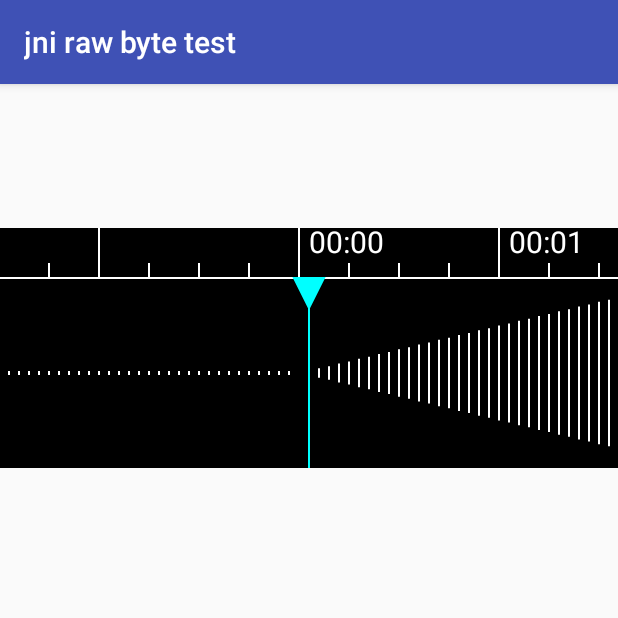
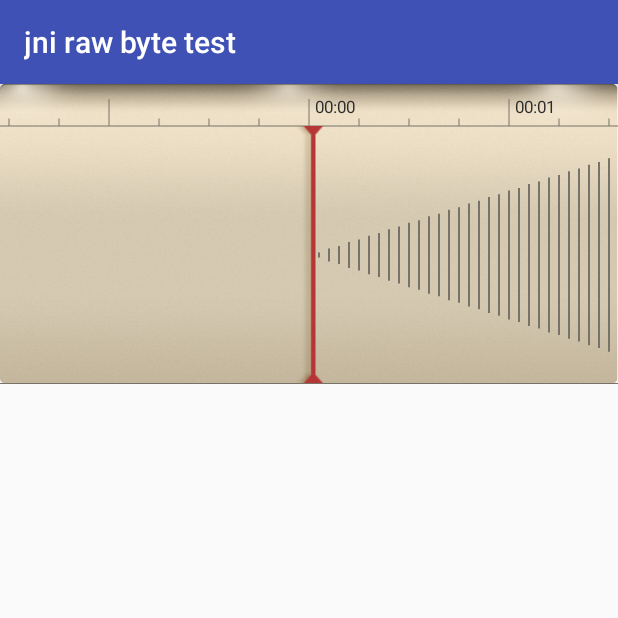
Before and after one commit to 75115200/zasv, an Android app: the screen it shows after launch (MainActivity), on a phone screen of 412 x 824 dp, the top half of it. Run offline under Robolectric (Android 15) with nearby library versions, the phone set to English and light mode, and no system bars.

Commit message:
fix bug about a half pixel

```diff
--- a/jnirawbytetest/app/src/main/java/com/tencent/radio/ugc/record/widget/AudioTimeRulerView.java
+++ b/jnirawbytetest/app/src/main/java/com/tencent/radio/ugc/record/widget/AudioTimeRulerView.java
@@ -5,22 +5,20 @@ import android.graphics.Canvas;
 import android.graphics.Color;
 import android.graphics.Paint;
 import android.graphics.Path;
+import android.graphics.drawable.Drawable;
 import android.support.annotation.ColorInt;
 import android.support.annotation.NonNull;
 import android.support.annotation.Nullable;
 import android.util.AttributeSet;
+import android.util.Log;
 import android.view.GestureDetector;
 import android.view.MotionEvent;
 import android.view.View;
-import android.view.animation.LinearInterpolator;
 import android.widget.OverScroller;
-import android.widget.Scroller;
 
-import java.util.Formatter;
 import java.util.Iterator;
 import java.util.LinkedList;
 import java.util.ListIterator;
-import java.util.Locale;
 
 /**
  * <pre>
@@ -36,7 +34,6 @@ public class AudioTimeRulerView extends View implements GestureDetector.OnGestur
     private final Paint mPathPaint = new Paint(Paint.ANTI_ALIAS_FLAG);
     private final Paint mTextPaint = new Paint(Paint.ANTI_ALIAS_FLAG);
     private final Path mRulerPath = new Path();
-    private final Path mPointerPath = new Path();
 
     private static final long PATH_TIME_DURATION_MILLIS = 1000;
 
@@ -56,13 +53,11 @@ public class AudioTimeRulerView extends View implements GestureDetector.OnGestur
     private float mWaveStrokeWidth;
 
     private float mRulerStrokeWidth;
-    private float mPointerStrokeWidth;
-    private float mPointerTriangleWidth;
+    private Drawable mPointerDrawable;
+    private float mPointerDrawableWidth = -1;
 
     @ColorInt
     private int mRulerColor = Color.WHITE;
-    @ColorInt
-    private int mPointerColor = Color.WHITE;
     @ColorInt
     private int mWaveColor = Color.WHITE;
 
@@ -73,7 +68,6 @@ public class AudioTimeRulerView extends View implements GestureDetector.OnGestur
     // Motion
     private final GestureDetector mGestureDetector;
     private final OverScroller mGestureScroller;
-    private final Scroller mAutoScroller;
 
     private float mWaveScrollX;
     private int mScrollXInitialOffset;
@@ -99,7 +93,6 @@ public class AudioTimeRulerView extends View implements GestureDetector.OnGestur
 
         mGestureDetector = new GestureDetector(context, this);
         mGestureScroller = new OverScroller(context);
-        mAutoScroller = new Scroller(context, new LinearInterpolator());
 
         initFakeData();
     }
@@ -186,36 +179,29 @@ public class AudioTimeRulerView extends View implements GestureDetector.OnGestur
         mRulerStrokeWidth = rulerStrokeWidth;
     }
 
-    public float getPointerStrokeWidth() {
-        return mPointerStrokeWidth;
-    }
-
-    public void setPointerStrokeWidth(float pointerStrokeWidth) {
-        mPointerStrokeWidth = pointerStrokeWidth;
-    }
-
-    public float getPointerTriangleWidth() {
-        return mPointerTriangleWidth;
-    }
-
-    public void setPointerTriangleWidth(float pointerTriangleWidth) {
-        mPointerTriangleWidth = pointerTriangleWidth;
-    }
-
     public int getRulerColor() {
         return mRulerColor;
     }
 
-    public void setRulerColor(int rulerColor) {
+    public void setRulerColor(@ColorInt int rulerColor) {
         mRulerColor = rulerColor;
     }
 
-    public int getPointerColor() {
-        return mPointerColor;
+    public void setTextColor(@ColorInt int textColor) {
+        mTextPaint.setColor(textColor);
     }
 
-    public void setPointerColor(int pointerColor) {
-        mPointerColor = pointerColor;
+    @ColorInt
+    public int getTextColor() {
+        return mTextPaint.getColor();
+    }
+
+    public void setTextSize(float textSize) {
+        mTextPaint.setTextSize(textSize);
+    }
+
+    public float getTextSize() {
+        return mTextPaint.getTextSize();
     }
 
     public int getWaveColor() {
@@ -232,6 +218,22 @@ public class AudioTimeRulerView extends View implements GestureDetector.OnGestur
 
     public void setPointerPositionX(float pointerPositionX) {
         mPointerPositionX = pointerPositionX;
+    }
+
+    public Drawable getPointerDrawable() {
+        return mPointerDrawable;
+    }
+
+    public void setPointerDrawable(Drawable pointerDrawable) {
+        mPointerDrawable = pointerDrawable;
+    }
+
+    public float getPointerDrawableWidth() {
+        return mPointerDrawableWidth;
+    }
+
+    public void setPointerDrawableWidth(float pointerDrawableWidth) {
+        mPointerDrawableWidth = pointerDrawableWidth;
     }
 
     public boolean isTouchable() {
@@ -258,12 +260,9 @@ public class AudioTimeRulerView extends View implements GestureDetector.OnGestur
         mWaveScalePrecision = 20;
         mWaveStrokeWidth = 2;
 
-        mPointerColor = Color.CYAN;
         mRulerColor = Color.WHITE;
         mRulerTextPadding = 10;
         mRulerStrokeWidth = 2;
-        mPointerStrokeWidth = 2;
-        mPointerTriangleWidth = 30;
 
         mPointerPositionX = 230;
 
@@ -291,13 +290,17 @@ public class AudioTimeRulerView extends View implements GestureDetector.OnGestur
         mPathPaint.setColor(mRulerColor);
         mPathPaint.setStrokeWidth(mRulerStrokeWidth);
 
+        // debug
+        //canvas.drawText("t=" + startTime + " x=" + mWaveScrollX + " off=" + offset, 10, 100, mTextPaint);
+
         // draw ruler line
         canvas.save();
         canvas.translate(-offset, 0);
         canvas.drawPath(mRulerPath, mPathPaint);
         canvas.restore();
 
-        // draw ruler time test
+        if (mRulerAdapter != null) {
+            // draw ruler time text
             float textX = -offset + mRulerTextPadding;
             final float textY = mRulerHeight - mRulerSecondaryHeight - mRulerTextPadding;
 
@@ -311,16 +314,19 @@ public class AudioTimeRulerView extends View implements GestureDetector.OnGestur
                 startTime++;
             }
         }
+    }
 
     private void drawPointer(Canvas canvas) {
         mPathPaint.setStyle(Paint.Style.FILL_AND_STROKE);
-        mPathPaint.setStrokeWidth(mPointerStrokeWidth);
-        mPathPaint.setColor(mPointerColor);
 
+        if (mPointerDrawable != null) {
+            int dw = mPointerDrawableWidth < 0 ? mPointerDrawable.getIntrinsicWidth() : (int) mPointerDrawableWidth;
+            mPointerDrawable.setBounds(0, 0, mPointerDrawable.getIntrinsicWidth(), (int) (getHeight() - mRulerHeight));
             canvas.save();
-        canvas.translate(mPointerPositionX, mRulerHeight);
-        canvas.drawPath(mPointerPath, mPathPaint);
+            canvas.translate(mPointerPositionX - dw / 2, mRulerHeight);
+            mPointerDrawable.draw(canvas);
             canvas.restore();
+        }
     }
 
     @Nullable
@@ -335,16 +341,15 @@ public class AudioTimeRulerView extends View implements GestureDetector.OnGestur
      * @return second
      */
     private int getCurrentStartTime() {
-        int time = (int) (mWaveScrollX / mRulerSecondWidth);
-        if (mWaveScrollX < 0) {
-            // normalize negative
-            time--;
-        }
+        int time = (int) Math.floor(mWaveScrollX / mRulerSecondWidth);
+
+        Log.i(TAG, "currentStartTime=" + time);
+
         return time;
     }
 
     private float getCurrentScrollOffset() {
-        int offset = (int) (mWaveScrollX % mRulerSecondWidth);
+        float offset = mWaveScrollX % mRulerSecondWidth;
         if (offset >= 0) {
             return offset;
         } else {
@@ -369,16 +374,12 @@ public class AudioTimeRulerView extends View implements GestureDetector.OnGestur
     @Override
     protected void onSizeChanged(int w, int h, int oldw, int oldh) {
         super.onSizeChanged(w, h, oldw, oldh);
-        constructRulerPath(w, h, oldw, oldh);
-        constructPointerPath(w, h, oldw, oldh);
 
         if (mLayoutStrategy != null) {
             mLayoutStrategy.onViewSizeChanged(this, w, h);
         }
 
-        mPointerPositionX = w / 2;
-
-        mScrollXInitialOffset = -w / 2;
+        constructRulerPath(w, h, oldw, oldh);
         adjustPosition(true, false);
     }
 
@@ -396,7 +397,7 @@ public class AudioTimeRulerView extends View implements GestureDetector.OnGestur
         for (int i = 0; i < linesToDraw; i++) {
             float rulerHeight;
             if ((i % mRulerPrecision) == 0) {
-                //lone ruler
+                //long ruler
                 rulerHeight = mRulerHeight;
             } else {
                 //short ruler
@@ -406,26 +407,6 @@ public class AudioTimeRulerView extends View implements GestureDetector.OnGestur
             mRulerPath.rLineTo(0, -rulerHeight);
             mRulerPath.rMoveTo(precision, rulerHeight);
         }
-    }
-
-    private void constructPointerPath(int width, int height, int oldWidth, int oldHeight) {
-        if (height == oldHeight) return;
-
-        height -= mRulerHeight;
-
-        @SuppressWarnings("SuspiciousNameCombination")
-        final float triangleHeight = mPointerTriangleWidth;
-
-        mPointerPath.rewind();
-        //draw triangle first
-        mPointerPath.moveTo(0, triangleHeight);
-        mPointerPath.rLineTo(-mPointerTriangleWidth / 2, -triangleHeight);
-        mPointerPath.rLineTo(mPointerTriangleWidth, 0);
-        mPointerPath.close();
-
-        //draw vertical line
-        mPointerPath.moveTo(0, triangleHeight);
-        mPointerPath.rLineTo(0, height - triangleHeight);
     }
 
     private void updateWavePath() {
@@ -870,4 +851,8 @@ public class AudioTimeRulerView extends View implements GestureDetector.OnGestur
 
     }
 
+    @Override
+    protected boolean verifyDrawable(Drawable who) {
+        return super.verifyDrawable(who) || who == mPointerDrawable;
     }
+}
--- a/jnirawbytetest/app/src/main/java/com/young/jnirawbytetest/MainActivity.java
+++ b/jnirawbytetest/app/src/main/java/com/young/jnirawbytetest/MainActivity.java
@@ -2,8 +2,8 @@ package com.young.jnirawbytetest;
 
 import android.os.Bundle;
 import android.os.Handler;
+import android.support.annotation.NonNull;
 import android.support.v7.app.AppCompatActivity;
-import android.text.format.DateFormat;
 import android.util.Log;
 import android.view.View;
 import android.widget.ArrayAdapter;
@@ -14,6 +14,9 @@ import com.tencent.radio.ugc.record.widget.AudioTimeRulerView;
 import com.young.jnirawbytetest.audiotest.KgeAudioTest;
 import com.young.jnirawbytetest.audiotest.encoder.AACEncoderTestCase;
 
+import java.util.Formatter;
+import java.util.Locale;
+
 
 public class MainActivity extends AppCompatActivity {
     private static final String TAG = "MainActivity";
@@ -21,17 +24,52 @@ public class MainActivity extends AppCompatActivity {
     Thread mRunningThread;
 
     Handler h = new Handler();
-    long totalTime = 0;
+    long totalTime = 10000;
 
     private void initRuler() {
         final AudioTimeRulerView rulerView = (AudioTimeRulerView) findViewById(R.id.time_ruler);
+        rulerView.setPointerDrawable(getResources().getDrawable(R.drawable.line_radio));
+        rulerView.setRulerColor(getResources().getColor(R.color.radio_time_ruler_line));
+        rulerView.setTextColor(getResources().getColor(R.color.radio_time_ruler_text));
+
+        rulerView.setTextSize(getResources().getDimension(R.dimen.radio_time_ruler_text));
+        rulerView.setRulerTextPadding(getResources().getDimension(R.dimen.radio_time_ruler_text_padding));
+        //rulerView.setRulerSecondWidth(getResources().getDimension(R.dimen.radio_time_ruler_second_width));
+        rulerView.setRulerStrokeWidth(200);
+        rulerView.setRulerHeight(getResources().getDimension(R.dimen.radio_time_ruler_height));
+        rulerView.setRulerSecondaryHeight(getResources().getDimension(R.dimen.radio_time_ruler_secondary_height));
+        rulerView.setRulerStrokeWidth(1);
+        rulerView.setWaveStrokeWidth(2);
+        rulerView.setWaveColor(getResources().getColor(R.color.radio_time_ruler_line));
+
+        rulerView.setRulerPrecision(4);
+        rulerView.setWaveScalePrecision(20);
+
+        rulerView.setLayoutStrategy(new AudioTimeRulerView.LayoutStrategy() {
+            @Override
+            public void onViewSizeChanged(@NonNull AudioTimeRulerView view, int width, int height) {
+                // display 6s
+//                view.setRulerSecondWidth(width / 6);
+                view.setScrollXInitialOffset(-width / 2);
+                view.setPointerPositionX(width / 2);
+            }
+        });
+
         rulerView.setRulerAdapter(new AudioTimeRulerView.RulerAdapter() {
+            StringBuilder sb = new StringBuilder();
+            Formatter mFormatter = new Formatter(sb, Locale.US);
             @Override
             public CharSequence getTimeString(long timeSecond) {
                 if (timeSecond < 0) {
                     return null;
                 }
-                return DateFormat.format("mm:ss", timeSecond * 1000);
+                int timeMin = (int) (timeSecond / 60);
+                timeSecond %= 60;
+
+                // avoid too much memory allocation
+                sb.delete(0, sb.length());
+                mFormatter.format("%02d:%02d", timeMin, (int) timeSecond);
+                return sb;
             }
 
             @Override
@@ -42,7 +80,7 @@ public class MainActivity extends AppCompatActivity {
             @Override
             public int getDataForTime(long timeMillis) {
                 if (timeMillis < 0) {
-                    return 2;
+                    return 0;
                 }
                 int count = (int) (timeMillis / 50);
                 return (int) ((count % 40) * (100f / 40));
@@ -55,7 +93,7 @@ public class MainActivity extends AppCompatActivity {
                 totalTime += 50;
                 rulerView.notifyDataAdded(totalTime - 50, 50);
 
-                h.postDelayed(this, 50);
+//                h.postDelayed(this, 50);
             }
         });
 
--- a/jnirawbytetest/app/src/main/res/layout/activity_main.xml
+++ b/jnirawbytetest/app/src/main/res/layout/activity_main.xml
@@ -7,15 +7,28 @@
     android:layout_height="match_parent"
     >
 
+    <FrameLayout
+        android:layout_width="match_parent"
+        android:layout_height="200dp"
+        android:paddingTop="10dp"
+        android:background="@drawable/bg_normal"
+        >
 
-    <com.tencent.radio.ugc.record.widget.AudioTimeRulerView
-        android:id="@+id/time_ruler"
-        android:layout_width="match_parent"
-        android:layout_height="160dp"
-        android:background="@android:color/background_dark"
-        android:contentDescription="刻度"
-        android:layout_marginTop="96dp"
+        <com.tencent.radio.ugc.record.widget.AudioTimeRulerView
+            android:id="@+id/time_ruler"
+            android:layout_width="match_parent"
+            android:layout_height="match_parent"
+            android:contentDescription="刻度"
         />
+
+        <View
+            android:layout_width="match_parent"
+            android:layout_height="1px"
+            android:background="@color/radio_time_ruler_line"
+            android:layout_gravity="bottom"
+            />
+
+    </FrameLayout>
 
     <LinearLayout
         android:id="@+id/activity_main"
--- a/jnirawbytetest/app/src/main/res/values/colors.xml
+++ b/jnirawbytetest/app/src/main/res/values/colors.xml
@@ -3,4 +3,14 @@
     <color name="colorPrimary">#3F51B5</color>
     <color name="colorPrimaryDark">#303F9F</color>
     <color name="colorAccent">#FF4081</color>
+
+
+    <color name="radio_time_ruler_text">#2c2c2c</color>
+    <color name="radio_time_ruler_line">#787369</color>
+
+    <dimen name="radio_time_ruler_text_padding">4dp</dimen>
+    <dimen name="radio_time_ruler_second_width">60dp</dimen>
+    <dimen name="radio_time_ruler_text">11sp</dimen>
+    <dimen name="radio_time_ruler_height">18dp</dimen>
+    <dimen name="radio_time_ruler_secondary_height">5dp</dimen>
 </resources>
```
Also changed, not shown: jnirawbytetest/app/src/main/res/drawable/bg_normal.png (added), jnirawbytetest/app/src/main/res/drawable/line_radio.png (added). Lines whose indentation alone changed are shown as unchanged.
